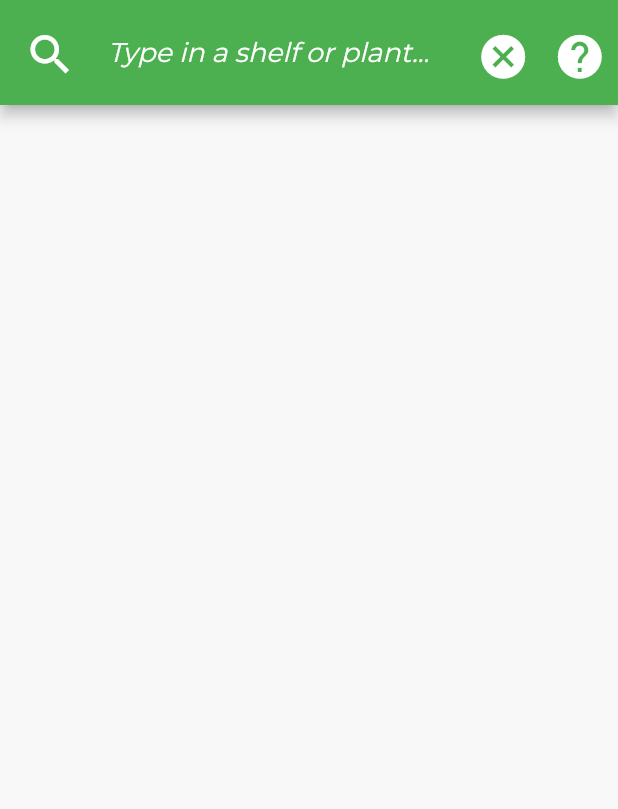
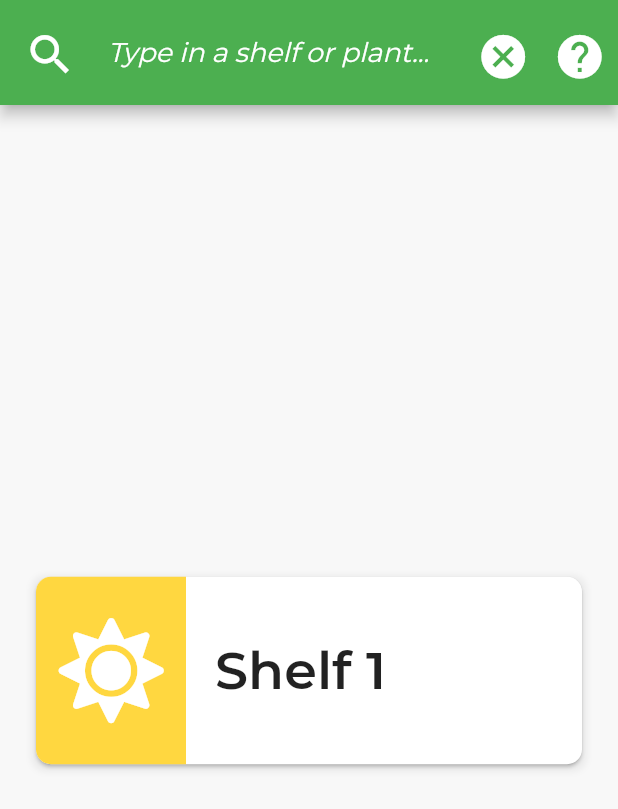
Before and after one commit to Senior-Design-ZotPonics/ZotPonicsMobileAppv3, a Flutter app: the screen it shows after launch, after a tap on the "search" icon, on a phone screen of 412 x 824 dp. Shown: the top 809 px of the screen. Run offline on Flutter 3.47's test engine with Material 2 defaults, Android fonts, the phone set to English and light mode, and no system bars; our stand-ins replace font_awesome_flutter, platform; missing offline and left inert: flutter_local_notifications_platform_interface; network calls fail; project files that could hold a hidden picture were left out.

Commit message:
Clean code.

```diff
--- a/lib/homePage.dart
+++ b/lib/homePage.dart
@@ -31,6 +31,9 @@ class _HomePage extends State<HomePage> {
   final String _font;
   Icon searchOrCancelIcon = const Icon(Icons.search);
   Widget titleText;
+  ShelfButton shelf1;
+  ShelfButton shelf2;
+  ShelfButton shelf3;
   List<Widget> listedShelves = [];
 
   @override
@@ -43,6 +46,11 @@ class _HomePage extends State<HomePage> {
         onDidReceiveLocalNotification: (id, title, body, payload) => notificationSelected(payload));
 
     notifPlugin.initialize(InitializationSettings(androidSettings, iOSSettings), onSelectNotification: notificationSelected);
+
+    shelf1 = ShelfButton('Shelf 1', Colors.amberAccent, FontAwesomeIcons.solidSun, _font, 1);
+    shelf2 = ShelfButton('Shelf 2', Colors.lightGreen, FontAwesomeIcons.seedling, _font, 2);
+    shelf3 = ShelfButton('Shelf 3', Colors.lightBlue, FontAwesomeIcons.water, _font, 3);
+    listedShelves.addAll([shelf1]);
 
     displayReminderNotifPeriodically();
     titleText = Text(
@@ -83,9 +91,6 @@ class _HomePage extends State<HomePage> {
 
   ///Updates list of shelves to display based on user's inputted search
   void updateListedShelves(searchText) {
-    ShelfButton shelf1 = ShelfButton('Shelf 1', Colors.amberAccent, FontAwesomeIcons.solidSun, _font, 1);
-    ShelfButton shelf2 = ShelfButton('Shelf 2', Colors.lightGreen, FontAwesomeIcons.seedling, _font, 2);
-    ShelfButton shelf3 = ShelfButton('Shelf 3', Colors.lightBlue, FontAwesomeIcons.water, _font, 3);
     switch (searchText) {
       case '1': { listedShelves = [shelf1]; }
         break;
@@ -94,7 +99,7 @@ class _HomePage extends State<HomePage> {
       case '3': { listedShelves = [shelf3]; }
         break;
       case '': { listedShelves = [shelf1, shelf2, shelf3]; }
-      break;
+        break;
       default: { listedShelves = [Align(
           alignment: Alignment.center,
           child: Container(
@@ -111,7 +116,6 @@ class _HomePage extends State<HomePage> {
         )];}
       break;
     }
-    print(listedShelves);
   }
 
   ///Constructor
@@ -120,6 +124,7 @@ class _HomePage extends State<HomePage> {
   @override
   Widget build(BuildContext context) {
     return Scaffold(
+        resizeToAvoidBottomInset : false,
         ///Off-white background
         backgroundColor: const Color(0xFFF8F8F8),
         appBar: PreferredSize(
@@ -168,6 +173,7 @@ class _HomePage extends State<HomePage> {
                                     onSubmitted: (String searchText) {
                                       ///Update listed shelves once user submits search entry
                                       setState(() {
+                                        ///Remove whitespace before sending search.
                                         updateListedShelves(searchText.replaceAll(' ', ''));
                                       });
                                     }
@@ -214,10 +220,9 @@ class _HomePage extends State<HomePage> {
         body: FutureBuilder<SensorPostGet>(
             future: getSensorData(1), ///Activates every time state changes
             builder: (context, snapshot) {
-              List<Widget> shelves = listedShelves;
                 try { /// Display reservoir water level if possible
                   List<Widget> shelvesWithWaterLevel = [TextWidget('Reservoir Water Level: ${snapshot.data.readings.last.baseLevel} cm', _font, Colors.black, FontWeight.w400, 15)];
-                  shelves.addAll(shelves);
+                  shelvesWithWaterLevel.addAll(listedShelves);
                     return Column(
                         mainAxisAlignment: MainAxisAlignment.spaceEvenly,
                         crossAxisAlignment: CrossAxisAlignment.center,
@@ -225,11 +230,12 @@ class _HomePage extends State<HomePage> {
                     );
                 }
                 catch (e) { /// Display just the shelves if the water level can't be identified
-                    return Column(
-                        mainAxisAlignment: MainAxisAlignment.spaceEvenly,
-                        crossAxisAlignment: CrossAxisAlignment.center,
-                        children: shelves
-                    );
+                  Column col = Column(
+                      mainAxisAlignment: MainAxisAlignment.spaceEvenly,
+                      crossAxisAlignment: CrossAxisAlignment.center,
+                      children: listedShelves
+                  );
+                  return col;
                 }
             }
         )
```
